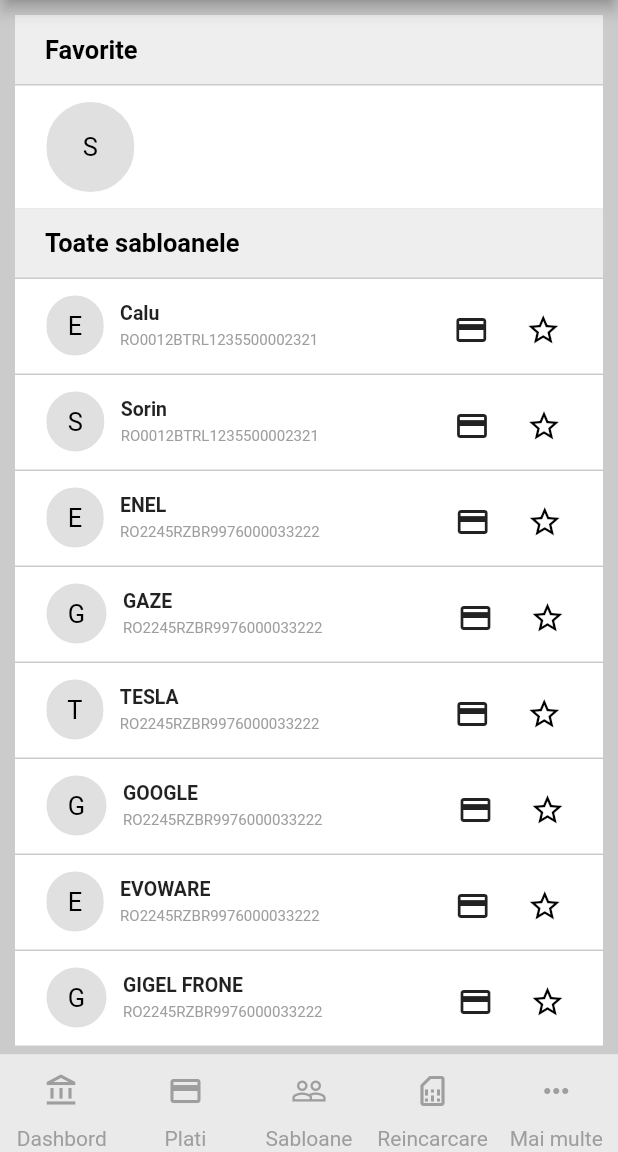
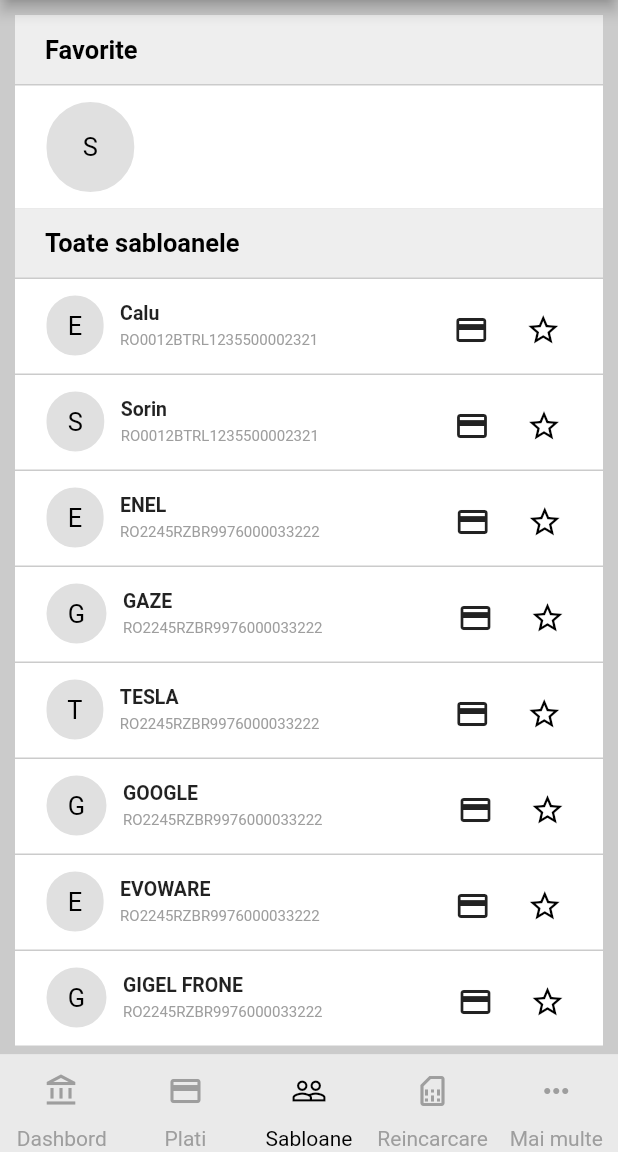
Before and after one commit to mateivalentin96/Flutter-IT, a Flutter app: the MainLayout screen opened by its route, item 3 of the bottom bar chosen, on a phone screen of 412 x 824 dp, the part 84-1236 px from its top. Run offline on Flutter 3.47's test engine with Material 2 defaults, Android fonts, the phone set to English and light mode, and no system bars; our stand-ins replace shared_preferences; accounts and stored records are empty.

Commit message:
Something new

```diff
--- a/app/lib/CustomWidgets/Widgets_navigationDrawer/lastNavigationDrawer.dart
+++ b/app/lib/CustomWidgets/Widgets_navigationDrawer/lastNavigationDrawer.dart
@@ -8,8 +8,9 @@ class LastNavigationDrawer extends StatelessWidget {
     return Container(
       margin: EdgeInsets.fromLTRB(0, 1, 0, 0),
       child: MaterialButton(
-        onPressed: () {
-          print('pressed');
+        onPressed: () => {
+          if (ModalRoute.of(context)?.settings.name != "/")
+            Navigator.pushNamed(context, '/'),
         },
         padding: EdgeInsets.fromLTRB(15, 10, 0, 10),
         color: Color.fromARGB(255, 254, 230, 0),
--- a/app/lib/Layouts/AppLayout.dart
+++ b/app/lib/Layouts/AppLayout.dart
@@ -17,7 +17,7 @@ class _AppLayoutState extends State<AppLayout> {
   String password = '';
   dynamic returnedData = '';
   String token = '';
-
+  bool isSelected = false;
   Widget build(BuildContext context) {
     return token != ""
         ? MainLayout(screen: DashBoard())
@@ -27,6 +27,7 @@ class _AppLayoutState extends State<AppLayout> {
               centerTitle: true,
               backgroundColor: Colors.white,
               title: const Text(''),
+              automaticallyImplyLeading: false,
             ),
             body: SingleChildScrollView(
               child: Column(
--- a/app/lib/Layouts/MainLayout.dart
+++ b/app/lib/Layouts/MainLayout.dart
@@ -1,15 +1,31 @@
 import 'package:app/CustomWidgets/Widgets_dashbord/navigationDrawer.dart';
+import 'package:app/Screens/messages.screen.dart';
 import 'package:app/services/share_preferences.service.dart';
 import 'package:app/services/users.services.dart';
 import 'package:flutter/cupertino.dart';
 import 'package:flutter/material.dart';
 
-class MainLayout extends StatelessWidget {
+class MainLayout extends StatefulWidget {
   const MainLayout({
     super.key,
     required this.screen,
   });
   final Widget screen;
+
+  @override
+  State<MainLayout> createState() => _MainLayoutState();
+}
+
+String activeButton = "ceva";
+
+class _MainLayoutState extends State<MainLayout> {
+  @override
+  void updateButtonColor(String buttonName) {
+    setState(() {
+      activeButton = buttonName;
+    });
+  }
+
   @override
   Widget build(BuildContext context) {
     return Scaffold(
@@ -68,56 +84,73 @@ class MainLayout extends StatelessWidget {
             iconSize: 30,
           ),
           IconButton(
-            onPressed: () {},
+            onPressed: () {
+              if (ModalRoute.of(context)?.settings.name != "/messages")
+                Navigator.pushNamed(context, '/messages');
+            },
             icon: Icon(CupertinoIcons.mail),
             color: Colors.black,
             iconSize: 30,
           )
         ],
       ),
-      body: screen,
+      body: widget.screen,
       bottomNavigationBar: NavigationBar(
         height: 65,
         destinations: [
           Column(
             children: [
               IconButton(
-                onPressed: () => {
-                  if (ModalRoute.of(context)?.settings.name != "/")
-                    Navigator.pushNamed(context, '/'),
+                onPressed: () {
+                  updateButtonColor("dashboard");
+                  if (ModalRoute.of(context)?.settings.name != "/dashboard")
+                    Navigator.pushNamed(context, '/dashboard');
                 },
                 icon: Icon(Icons.account_balance_outlined),
-                color: Colors.grey,
+                color: activeButton == "dashboard" ? Colors.black : Colors.grey,
               ),
-              Text('Dashbord', style: TextStyle(color: Colors.grey))
-            ],
-          ),
-          Column(
-            children: [
-              IconButton(
-                onPressed: () => {
-                  if (ModalRoute.of(context)?.settings.name != "/plati")
-                    Navigator.pushNamed(context, '/plati'),
-                },
-                icon: Icon(Icons.payment_outlined),
-                color: Colors.grey,
-              ),
-              Text('Plati', style: TextStyle(color: Colors.grey))
+              Text('Dashbord',
+                  style: TextStyle(
+                    color: activeButton == "dashboard"
+                        ? Colors.black
+                        : Colors.grey,
+                  ))
             ],
           ),
           Column(
             children: [
               IconButton(
                 onPressed: () {
+                  updateButtonColor("plati");
+                  if (ModalRoute.of(context)?.settings.name != "/plati")
+                    Navigator.pushNamed(context, '/plati');
+                },
+                icon: Icon(Icons.payment_outlined),
+                color: activeButton == "plati" ? Colors.black : Colors.grey,
+              ),
+              Text("Plati",
+                  style: TextStyle(
+                    color: activeButton == "plati" ? Colors.black : Colors.grey,
+                  ))
+            ],
+          ),
+          Column(
+            children: [
+              IconButton(
+                onPressed: () {
+                  updateButtonColor("sabloane");
                   if (ModalRoute.of(context)?.settings.name != "/sabloane")
                     Navigator.pushNamed(context, '/sabloane');
                 },
                 icon: Icon(Icons.people_outline),
-                color: Colors.grey,
+                color: activeButton == "sabloane" ? Colors.black : Colors.grey,
               ),
               Text(
-                'Sabloane',
-                style: TextStyle(color: Colors.grey),
+                "Sabloane",
+                style: TextStyle(
+                  color:
+                      activeButton == "sabloane" ? Colors.black : Colors.grey,
+                ),
               )
             ],
           ),
@@ -125,26 +158,38 @@ class MainLayout extends StatelessWidget {
             children: [
               IconButton(
                 onPressed: () {
+                  updateButtonColor("reincarcare");
                   if (ModalRoute.of(context)?.settings.name != "/reincarcare")
                     Navigator.pushNamed(context, '/reincarcare');
                 },
                 icon: Icon(Icons.sim_card_outlined),
-                color: Colors.grey,
+                color:
+                    activeButton == "reincarcare" ? Colors.black : Colors.grey,
               ),
-              Text('Reincarcare', style: TextStyle(color: Colors.grey))
+              Text('Reincarcare',
+                  style: TextStyle(
+                    color: activeButton == "reincarcare"
+                        ? Colors.black
+                        : Colors.grey,
+                  ))
             ],
           ),
           Column(
             children: [
               IconButton(
                 onPressed: () {
+                  updateButtonColor("maiMulte");
                   if (ModalRoute.of(context)?.settings.name != "/maiMulte")
                     Navigator.pushNamed(context, '/maiMulte');
                 },
                 icon: Icon(Icons.more_horiz_outlined),
-                color: Colors.grey,
+                color: activeButton == "maiMulte" ? Colors.black : Colors.grey,
               ),
-              Text('Mai multe', style: TextStyle(color: Colors.grey))
+              Text('Mai multe',
+                  style: TextStyle(
+                    color:
+                        activeButton == "maiMulte" ? Colors.black : Colors.grey,
+                  ))
             ],
           ),
         ],
--- a/app/lib/Screens/sabloane.screen.dart
+++ b/app/lib/Screens/sabloane.screen.dart
@@ -4,9 +4,14 @@ import 'package:app/CustomWidgets/Widgets_sabloane/secondWidgetSabloane.dart';
 import 'package:app/CustomWidgets/Widgets_sabloane/thirdWidgetSabloane.dart';
 import 'package:flutter/material.dart';
 
-class Sabloane extends StatelessWidget {
+class Sabloane extends StatefulWidget {
   const Sabloane({super.key});
 
+  @override
+  State<Sabloane> createState() => _SabloaneState();
+}
+
+class _SabloaneState extends State<Sabloane> {
   @override
   Widget build(BuildContext context) {
     Size size = MediaQuery.of(context).size;
--- a/app/lib/main.dart
+++ b/app/lib/main.dart
@@ -2,11 +2,14 @@ import 'package:app/Layouts/AppLayout.dart';
 import 'package:app/Layouts/MainLayout.dart';
 import 'package:app/Screens/dashboard.screen.dart';
 import 'package:app/Screens/maiMulte.screen.dart';
+import 'package:app/Screens/messages.screen.dart';
 import 'package:app/Screens/plati.screen.dart';
 import 'package:app/Screens/reincarcare.screen.dart';
 import 'package:app/Screens/sabloane.screen.dart';
 import 'package:app/services/share_preferences.service.dart';
 import 'package:flutter/material.dart';
+
+import 'Layouts/MessagesLayout.dart';
 
 void main() {
   runApp(const MyApp());
@@ -24,10 +27,12 @@ class MyApp extends StatelessWidget {
       routes: {
         // When navigating to the "/" route, build the FirstScreen widget.
         '/': (context) => AppLayout(),
+        '/dashboard': (context) => MainLayout(screen: DashBoard()),
         '/plati': (context) => MainLayout(screen: Plati()),
         '/sabloane': (context) => MainLayout(screen: Sabloane()),
         '/reincarcare': (context) => MainLayout(screen: Reincarcare()),
         '/maiMulte': (context) => MainLayout(screen: MaiMulte()),
+        '/messages': (context) => MessagesLayout(screen: Messages()),
 
         // When navigating to the "/second" route, build the SecondScreen widget.
       },
```
Also changed, not shown: app/lib/CustomWidgets/Widgets_messagesAndGifts/firstWidgetMessages.dart (added, +44 -0 lines), app/lib/Layouts/MessagesLayout.dart (added, +101 -0 lines), app/lib/Screens/messages.screen.dart (added, +30 -0 lines).
